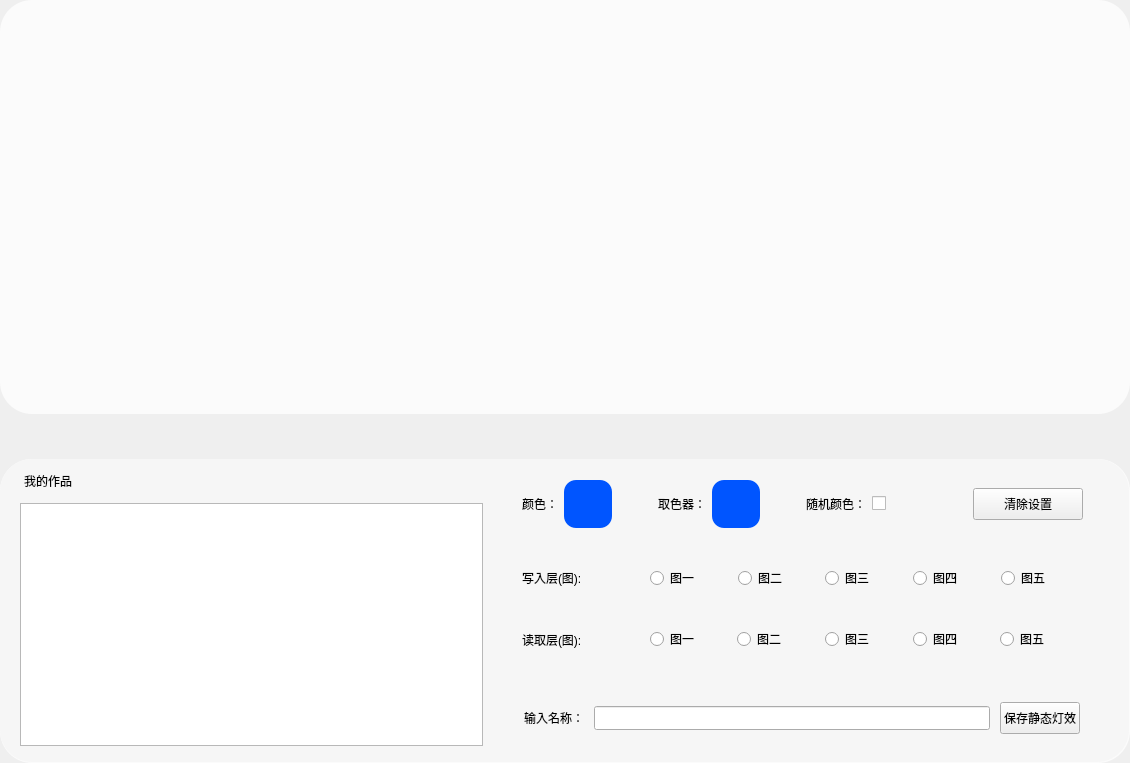
Old version of the form FrameLight.ui in the repository wlffeng2008/AkkoStudio.
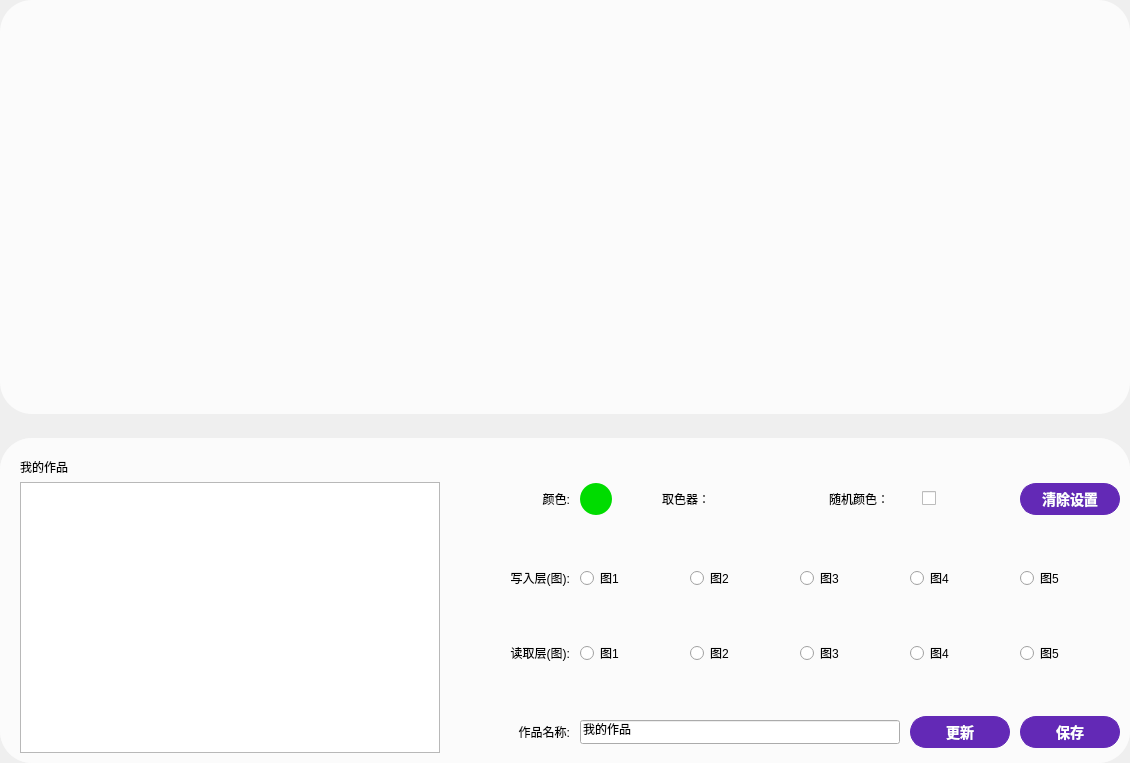
New version of the form. Icons and pictures are not drawn. Custom widgets are drawn as their Qt base class.

Patch:
```diff
--- a/FrameLight.ui
+++ b/FrameLight.ui
@@ -16,14 +16,14 @@
   <property name="styleSheet">
    <string notr="true">#frameT{background-color: #FBFBFB;border-radius:32px;}
 
-#frameLEDBright,#frameLEDSpeed,#frameLEDColor,#frameLEDMode,#frameColList{background-color: #F6F6F6;border-radius:32px;}</string>
+#frameLEDBright,#frameLEDSpeed,#frameLEDColor,#frameLEDMode,#page1,#stackedWidgetB{background-color: #F6F6F6;border-radius:32px;}</string>
   </property>
   <property name="lineWidth">
    <number>0</number>
   </property>
   <layout class="QVBoxLayout" name="verticalLayout" stretch="1,0">
    <property name="spacing">
-    <number>12</number>
+    <number>24</number>
    </property>
    <property name="leftMargin">
     <number>0</number>
@@ -37,7 +37,7 @@
    <property name="bottomMargin">
     <number>0</number>
    </property>
-   <item alignment="Qt::AlignmentFlag::AlignTop">
+   <item>
     <widget class="QFrame" name="frameT">
      <property name="minimumSize">
       <size>
@@ -100,7 +100,7 @@
      <property name="currentIndex">
       <number>1</number>
      </property>
-     <widget class="QWidget" name="page0" native="true">
+     <widget class="QWidget" name="page0">
       <layout class="QHBoxLayout" name="horizontalLayout_2" stretch="1,2,1">
        <property name="spacing">
         <number>24</number>
@@ -238,358 +238,468 @@
       </layout>
      </widget>
      <widget class="QWidget" name="page1">
-      <widget class="QFrame" name="frameColList">
-       <property name="geometry">
-        <rect>
-         <x>0</x>
-         <y>0</y>
-         <width>1129</width>
-         <height>303</height>
-        </rect>
-       </property>
        <property name="styleSheet">
-        <string notr="true"/>
-       </property>
-       <property name="frameShape">
-        <enum>QFrame::Shape::StyledPanel</enum>
+       <string notr="true">            QPushButton {
+                border-radius: 16px;
+                font-size: 14px;
+                font-weight:500;
+                outline: none;
+
+                color: #fff;
+                border: 1px solid #6329B6;
+                background: #6329B6; }
+
+            QPushButton:hover { border: 1px solid #ccc; }</string>
+      </property>
+      <layout class="QVBoxLayout" name="verticalLayout_4">
+       <property name="leftMargin">
+        <number>20</number>
        </property>
-       <property name="frameShadow">
-        <enum>QFrame::Shadow::Raised</enum>
+       <property name="topMargin">
+        <number>20</number>
        </property>
+       <property name="rightMargin">
+        <number>10</number>
+       </property>
+       <property name="bottomMargin">
+        <number>10</number>
+       </property>
+       <item>
        <widget class="QLabel" name="labelTitle1">
-        <property name="geometry">
-         <rect>
-          <x>24</x>
-          <y>12</y>
-          <width>105</width>
-          <height>19</height>
-         </rect>
-        </property>
         <property name="text">
          <string>我的作品</string>
         </property>
        </widget>
-       <widget class="QTreeView" name="treeView">
-        <property name="geometry">
-         <rect>
-          <x>20</x>
-          <y>44</y>
-          <width>463</width>
-          <height>243</height>
-         </rect>
-        </property>
-        <property name="focusPolicy">
-         <enum>Qt::FocusPolicy::NoFocus</enum>
-        </property>
-       </widget>
-       <widget class="QWidget" name="">
-        <property name="geometry">
-         <rect>
-          <x>522</x>
-          <y>102</y>
-          <width>561</width>
-          <height>34</height>
-         </rect>
-        </property>
+       </item>
+       <item>
+        <layout class="QHBoxLayout" name="horizontalLayout_6" stretch="2,3">
+         <property name="spacing">
+          <number>50</number>
+         </property>
+         <item>
+          <widget class="QTableView" name="tableView">
+           <property name="selectionMode">
+            <enum>QAbstractItemView::SelectionMode::SingleSelection</enum>
+           </property>
+           <property name="selectionBehavior">
+            <enum>QAbstractItemView::SelectionBehavior::SelectRows</enum>
+           </property>
+           <property name="showGrid">
+            <bool>false</bool>
+           </property>
+           <attribute name="horizontalHeaderVisible">
+            <bool>false</bool>
+           </attribute>
+           <attribute name="verticalHeaderVisible">
+            <bool>false</bool>
+           </attribute>
+          </widget>
+         </item>
+         <item>
+          <layout class="QVBoxLayout" name="verticalLayout_3">
+           <item>
+            <layout class="QHBoxLayout" name="horizontalLayout_4" stretch="0,1,0,0,1,0,0,1,0,2">
+             <property name="spacing">
+              <number>10</number>
+             </property>
+             <item>
+              <widget class="QLabel" name="labelTitle2">
+               <property name="minimumSize">
+                <size>
+                 <width>80</width>
+                 <height>0</height>
+                </size>
+               </property>
+               <property name="maximumSize">
+                <size>
+                 <width>80</width>
+                 <height>16777215</height>
+                </size>
+               </property>
+               <property name="text">
+                <string>颜色:</string>
+               </property>
+               <property name="alignment">
+                <set>Qt::AlignmentFlag::AlignRight|Qt::AlignmentFlag::AlignTrailing|Qt::AlignmentFlag::AlignVCenter</set>
+               </property>
+              </widget>
+             </item>
+             <item>
+              <widget class="QLabel" name="labelColor">
+               <property name="minimumSize">
+                <size>
+                 <width>32</width>
+                 <height>32</height>
+                </size>
+               </property>
+               <property name="maximumSize">
+                <size>
+                 <width>32</width>
+                 <height>32</height>
+                </size>
+               </property>
+               <property name="cursor">
+                <cursorShape>PointingHandCursor</cursorShape>
+               </property>
+               <property name="styleSheet">
+                <string notr="true">background-color: rgb(0, 220, 0); border-radius:16px; width:24px;height:24px;</string>
+               </property>
+               <property name="text">
+                <string/>
+               </property>
+              </widget>
+             </item>
+             <item>
+              <spacer name="horizontalSpacer_3">
+               <property name="orientation">
+                <enum>Qt::Orientation::Horizontal</enum>
+               </property>
+               <property name="sizeType">
+                <enum>QSizePolicy::Policy::Fixed</enum>
+               </property>
+               <property name="sizeHint" stdset="0">
+                <size>
+                 <width>40</width>
+                 <height>20</height>
+                </size>
+               </property>
+              </spacer>
+             </item>
+             <item>
+              <widget class="QLabel" name="labelTitle3">
+               <property name="text">
+                <string>取色器：</string>
+               </property>
+              </widget>
+             </item>
+             <item>
+              <widget class="QLabel" name="labelPickup">
+               <property name="minimumSize">
+                <size>
+                 <width>24</width>
+                 <height>24</height>
+                </size>
+               </property>
+               <property name="maximumSize">
+                <size>
+                 <width>24</width>
+                 <height>24</height>
+                </size>
+               </property>
+               <property name="cursor">
+                <cursorShape>PointingHandCursor</cursorShape>
+               </property>
+               <property name="styleSheet">
+                <string notr="true"/>
+               </property>
+               <property name="text">
+                <string/>
+               </property>
+               <property name="pixmap">
+                <pixmap resource="res.qrc">:/images/pickup2.png</pixmap>
+               </property>
+               <property name="scaledContents">
+                <bool>true</bool>
+               </property>
+              </widget>
+             </item>
+             <item>
+              <spacer name="horizontalSpacer_4">
+               <property name="orientation">
+                <enum>Qt::Orientation::Horizontal</enum>
+               </property>
+               <property name="sizeType">
+                <enum>QSizePolicy::Policy::Fixed</enum>
+               </property>
+               <property name="sizeHint" stdset="0">
+                <size>
+                 <width>40</width>
+                 <height>20</height>
+                </size>
+               </property>
+              </spacer>
+             </item>
+             <item>
+              <widget class="QLabel" name="labelTitle4">
+               <property name="text">
+                <string>随机颜色：</string>
+               </property>
+              </widget>
+             </item>
+             <item>
+              <widget class="ToggleButton" name="checkBoxRam">
+               <property name="minimumSize">
+                <size>
+                 <width>48</width>
+                 <height>0</height>
+                </size>
+               </property>
+               <property name="maximumSize">
+                <size>
+                 <width>48</width>
+                 <height>16777215</height>
+                </size>
+               </property>
+               <property name="cursor">
+                <cursorShape>PointingHandCursor</cursorShape>
+               </property>
+               <property name="text">
+                <string/>
+               </property>
+              </widget>
+             </item>
+             <item>
+              <spacer name="horizontalSpacer_5">
+               <property name="orientation">
+                <enum>Qt::Orientation::Horizontal</enum>
+               </property>
+               <property name="sizeType">
+                <enum>QSizePolicy::Policy::Fixed</enum>
+               </property>
+               <property name="sizeHint" stdset="0">
+                <size>
+                 <width>40</width>
+                 <height>20</height>
+                </size>
+               </property>
+              </spacer>
+             </item>
+             <item>
+              <widget class="QPushButton" name="pushButtonReset">
+               <property name="minimumSize">
+                <size>
+                 <width>100</width>
+                 <height>32</height>
+                </size>
+               </property>
+               <property name="maximumSize">
+                <size>
+                 <width>100</width>
+                 <height>16777215</height>
+                </size>
+               </property>
+               <property name="cursor">
+                <cursorShape>PointingHandCursor</cursorShape>
+               </property>
+               <property name="text">
+                <string>清除设置</string>
+               </property>
+              </widget>
+             </item>
+            </layout>
+           </item>
+           <item>
         <layout class="QHBoxLayout" name="horizontalLayout">
+             <property name="spacing">
+              <number>10</number>
+             </property>
          <item>
           <widget class="QLabel" name="labelTitle5">
+               <property name="minimumSize">
+                <size>
+                 <width>80</width>
+                 <height>0</height>
+                </size>
+               </property>
+               <property name="maximumSize">
+                <size>
+                 <width>80</width>
+                 <height>16777215</height>
+                </size>
+               </property>
            <property name="text">
             <string>写入层(图):</string>
            </property>
-          </widget>
-         </item>
-         <item>
-          <spacer name="horizontalSpacer">
-           <property name="orientation">
-            <enum>Qt::Orientation::Horizontal</enum>
-           </property>
-           <property name="sizeType">
-            <enum>QSizePolicy::Policy::Fixed</enum>
-           </property>
-           <property name="sizeHint" stdset="0">
-            <size>
-             <width>40</width>
-             <height>20</height>
-            </size>
-           </property>
-          </spacer>
-         </item>
+               <property name="alignment">
+                <set>Qt::AlignmentFlag::AlignRight|Qt::AlignmentFlag::AlignTrailing|Qt::AlignmentFlag::AlignVCenter</set>
+               </property>
+              </widget>
+             </item>
          <item>
           <widget class="QRadioButton" name="radioButtonW0">
+               <property name="cursor">
+                <cursorShape>PointingHandCursor</cursorShape>
+               </property>
            <property name="text">
-            <string>图一</string>
-           </property>
+                <string>图1</string>
+               </property>
+               <attribute name="buttonGroup">
+                <string notr="true">buttonGroupWrite</string>
+               </attribute>
           </widget>
          </item>
          <item>
           <widget class="QRadioButton" name="radioButtonW1">
+               <property name="cursor">
+                <cursorShape>PointingHandCursor</cursorShape>
+               </property>
            <property name="text">
-            <string>图二</string>
-           </property>
+                <string>图2</string>
+               </property>
+               <attribute name="buttonGroup">
+                <string notr="true">buttonGroupWrite</string>
+               </attribute>
           </widget>
          </item>
          <item>
           <widget class="QRadioButton" name="radioButtonW2">
+               <property name="cursor">
+                <cursorShape>PointingHandCursor</cursorShape>
+               </property>
            <property name="text">
-            <string>图三</string>
-           </property>
+                <string>图3</string>
+               </property>
+               <attribute name="buttonGroup">
+                <string notr="true">buttonGroupWrite</string>
+               </attribute>
           </widget>
          </item>
          <item>
           <widget class="QRadioButton" name="radioButtonW3">
+               <property name="cursor">
+                <cursorShape>PointingHandCursor</cursorShape>
+               </property>
            <property name="text">
-            <string>图四</string>
-           </property>
+                <string>图4</string>
+               </property>
+               <attribute name="buttonGroup">
+                <string notr="true">buttonGroupWrite</string>
+               </attribute>
           </widget>
          </item>
          <item>
           <widget class="QRadioButton" name="radioButtonW4">
+               <property name="cursor">
+                <cursorShape>PointingHandCursor</cursorShape>
+               </property>
            <property name="text">
-            <string>图五</string>
-           </property>
+                <string>图5</string>
+               </property>
+               <attribute name="buttonGroup">
+                <string notr="true">buttonGroupWrite</string>
+               </attribute>
           </widget>
          </item>
         </layout>
-       </widget>
-       <widget class="QWidget" name="">
-        <property name="geometry">
-         <rect>
-          <x>522</x>
-          <y>166</y>
-          <width>560</width>
-          <height>29</height>
-         </rect>
-        </property>
+           </item>
+           <item>
         <layout class="QHBoxLayout" name="horizontalLayout_3">
+             <property name="spacing">
+              <number>10</number>
+             </property>
          <item>
           <widget class="QLabel" name="labelTitle6">
+               <property name="minimumSize">
+                <size>
+                 <width>80</width>
+                 <height>0</height>
+                </size>
+               </property>
+               <property name="maximumSize">
+                <size>
+                 <width>80</width>
+                 <height>16777215</height>
+                </size>
+               </property>
            <property name="text">
             <string>读取层(图):</string>
            </property>
-          </widget>
-         </item>
-         <item>
-          <spacer name="horizontalSpacer_2">
-           <property name="orientation">
-            <enum>Qt::Orientation::Horizontal</enum>
-           </property>
-           <property name="sizeType">
-            <enum>QSizePolicy::Policy::Fixed</enum>
-           </property>
-           <property name="sizeHint" stdset="0">
-            <size>
-             <width>40</width>
-             <height>20</height>
-            </size>
-           </property>
-          </spacer>
-         </item>
+               <property name="alignment">
+                <set>Qt::AlignmentFlag::AlignRight|Qt::AlignmentFlag::AlignTrailing|Qt::AlignmentFlag::AlignVCenter</set>
+               </property>
+              </widget>
+             </item>
          <item>
           <widget class="QRadioButton" name="radioButtonR0">
+               <property name="cursor">
+                <cursorShape>PointingHandCursor</cursorShape>
+               </property>
            <property name="text">
-            <string>图一</string>
-           </property>
+                <string>图1</string>
+               </property>
+               <attribute name="buttonGroup">
+                <string notr="true">buttonGroupRead</string>
+               </attribute>
           </widget>
          </item>
          <item>
           <widget class="QRadioButton" name="radioButtonR1">
+               <property name="cursor">
+                <cursorShape>PointingHandCursor</cursorShape>
+               </property>
            <property name="text">
-            <string>图二</string>
-           </property>
+                <string>图2</string>
+               </property>
+               <attribute name="buttonGroup">
+                <string notr="true">buttonGroupRead</string>
+               </attribute>
           </widget>
          </item>
          <item>
           <widget class="QRadioButton" name="radioButtonR2">
+               <property name="cursor">
+                <cursorShape>PointingHandCursor</cursorShape>
+               </property>
            <property name="text">
-            <string>图三</string>
-           </property>
+                <string>图3</string>
+               </property>
+               <attribute name="buttonGroup">
+                <string notr="true">buttonGroupRead</string>
+               </attribute>
           </widget>
          </item>
          <item>
           <widget class="QRadioButton" name="radioButtonR3">
+               <property name="cursor">
+                <cursorShape>PointingHandCursor</cursorShape>
+               </property>
            <property name="text">
-            <string>图四</string>
-           </property>
+                <string>图4</string>
+               </property>
+               <attribute name="buttonGroup">
+                <string notr="true">buttonGroupRead</string>
+               </attribute>
           </widget>
          </item>
          <item>
           <widget class="QRadioButton" name="radioButtonR4">
+               <property name="cursor">
+                <cursorShape>PointingHandCursor</cursorShape>
+               </property>
            <property name="text">
-            <string>图五</string>
-           </property>
+                <string>图5</string>
+               </property>
+               <attribute name="buttonGroup">
+                <string notr="true">buttonGroupRead</string>
+               </attribute>
           </widget>
          </item>
         </layout>
-       </widget>
-       <widget class="QWidget" name="">
-        <property name="geometry">
-         <rect>
-          <x>522</x>
-          <y>20</y>
-          <width>561</width>
-          <height>50</height>
-         </rect>
-        </property>
-        <layout class="QHBoxLayout" name="horizontalLayout_4" stretch="0,1,0,0,1,0,0,1,0,2">
-         <item>
-          <widget class="QLabel" name="labelTitle2">
-           <property name="text">
-            <string>颜色：</string>
-           </property>
-          </widget>
          </item>
          <item>
-          <widget class="QLabel" name="labelColor">
-           <property name="minimumSize">
-            <size>
-             <width>48</width>
-             <height>48</height>
-            </size>
-           </property>
-           <property name="maximumSize">
-            <size>
-             <width>48</width>
-             <height>48</height>
-            </size>
-           </property>
-           <property name="styleSheet">
-            <string notr="true">background-color: rgb(0, 85, 255); border-radius:12px; width:24px;height:24px;</string>
-           </property>
-           <property name="text">
-            <string/>
-           </property>
-          </widget>
-         </item>
-         <item>
-          <spacer name="horizontalSpacer_3">
-           <property name="orientation">
-            <enum>Qt::Orientation::Horizontal</enum>
-           </property>
-           <property name="sizeType">
-            <enum>QSizePolicy::Policy::Fixed</enum>
-           </property>
-           <property name="sizeHint" stdset="0">
-            <size>
-             <width>40</width>
-             <height>20</height>
-            </size>
-           </property>
-          </spacer>
-         </item>
-         <item>
-          <widget class="QLabel" name="labelTitle3">
-           <property name="text">
-            <string>取色器：</string>
-           </property>
-          </widget>
-         </item>
-         <item>
-          <widget class="QLabel" name="labelColor_2">
-           <property name="minimumSize">
-            <size>
-             <width>48</width>
-             <height>48</height>
-            </size>
-           </property>
-           <property name="maximumSize">
-            <size>
-             <width>48</width>
-             <height>48</height>
-            </size>
-           </property>
-           <property name="styleSheet">
-            <string notr="true">background-color: rgb(0, 85, 255); border-radius:12px; width:24px;height:24px;</string>
-           </property>
-           <property name="text">
-            <string/>
-           </property>
-          </widget>
-         </item>
-         <item>
-          <spacer name="horizontalSpacer_4">
-           <property name="orientation">
-            <enum>Qt::Orientation::Horizontal</enum>
-           </property>
-           <property name="sizeType">
-            <enum>QSizePolicy::Policy::Fixed</enum>
-           </property>
-           <property name="sizeHint" stdset="0">
-            <size>
-             <width>40</width>
-             <height>20</height>
-            </size>
-           </property>
-          </spacer>
-         </item>
-         <item>
-          <widget class="QLabel" name="labelTitle4">
-           <property name="text">
-            <string>随机颜色：</string>
-           </property>
-          </widget>
-         </item>
-         <item>
-          <widget class="ToggleButton" name="checkBox">
-           <property name="minimumSize">
-            <size>
-             <width>48</width>
-             <height>0</height>
-            </size>
-           </property>
-           <property name="text">
-            <string/>
-           </property>
-          </widget>
-         </item>
-         <item>
-          <spacer name="horizontalSpacer_5">
-           <property name="orientation">
-            <enum>Qt::Orientation::Horizontal</enum>
-           </property>
-           <property name="sizeType">
-            <enum>QSizePolicy::Policy::Fixed</enum>
-           </property>
-           <property name="sizeHint" stdset="0">
-            <size>
-             <width>40</width>
-             <height>20</height>
-            </size>
-           </property>
-          </spacer>
-         </item>
-         <item>
-          <widget class="QPushButton" name="pushButton">
-           <property name="minimumSize">
-            <size>
-             <width>0</width>
-             <height>32</height>
-            </size>
-           </property>
-           <property name="text">
-            <string>清除设置</string>
-           </property>
-          </widget>
-         </item>
-        </layout>
-       </widget>
-       <widget class="QWidget" name="">
-        <property name="geometry">
-         <rect>
-          <x>524</x>
-          <y>232</y>
-          <width>556</width>
-          <height>54</height>
-         </rect>
-        </property>
-        <layout class="QHBoxLayout" name="horizontalLayout_5" stretch="0,1,0">
+            <layout class="QHBoxLayout" name="horizontalLayout_5" stretch="0,4,0,1">
          <property name="spacing">
           <number>10</number>
          </property>
          <item>
           <widget class="QLabel" name="labelName">
+               <property name="minimumSize">
+                <size>
+                 <width>80</width>
+                 <height>0</height>
+                </size>
+               </property>
+               <property name="maximumSize">
+                <size>
+                 <width>80</width>
+                 <height>16777215</height>
+                </size>
+               </property>
            <property name="text">
-            <string>输入名称：</string>
+                <string>作品名称:</string>
+               </property>
+               <property name="alignment">
+                <set>Qt::AlignmentFlag::AlignRight|Qt::AlignmentFlag::AlignTrailing|Qt::AlignmentFlag::AlignVCenter</set>
            </property>
           </widget>
          </item>
@@ -601,30 +711,73 @@
              <height>24</height>
             </size>
            </property>
+               <property name="text">
+                <string>我的作品</string>
+               </property>
+              </widget>
+             </item>
+             <item>
+              <widget class="QPushButton" name="pushButtonUpdate">
+               <property name="minimumSize">
+                <size>
+                 <width>100</width>
+                 <height>32</height>
+                </size>
+               </property>
+               <property name="maximumSize">
+                <size>
+                 <width>100</width>
+                 <height>16777215</height>
+                </size>
+               </property>
+               <property name="cursor">
+                <cursorShape>PointingHandCursor</cursorShape>
+               </property>
+               <property name="text">
+                <string>更新</string>
+               </property>
           </widget>
          </item>
          <item>
           <widget class="QPushButton" name="pushButtonSave">
            <property name="minimumSize">
             <size>
-             <width>0</width>
+                 <width>100</width>
              <height>32</height>
             </size>
            </property>
+               <property name="maximumSize">
+                <size>
+                 <width>100</width>
+                 <height>16777215</height>
+                </size>
+               </property>
+               <property name="cursor">
+                <cursorShape>PointingHandCursor</cursorShape>
+               </property>
            <property name="text">
-            <string>保存静态灯效</string>
+                <string>保存</string>
            </property>
           </widget>
          </item>
         </layout>
-       </widget>
-      </widget>
+           </item>
+          </layout>
+         </item>
+        </layout>
+       </item>
+      </layout>
      </widget>
     </widget>
    </item>
   </layout>
  </widget>
  <customwidgets>
+  <customwidget>
+   <class>ToggleButton</class>
+   <extends>QCheckBox</extends>
+   <header>togglebutton.h</header>
+  </customwidget>
   <customwidget>
    <class>ModuleEfMode</class>
    <extends>QFrame</extends>
@@ -655,11 +808,6 @@
    <header>modulekeyboard.h</header>
    <container>1</container>
   </customwidget>
-  <customwidget>
-   <class>ToggleButton</class>
-   <extends>QCheckBox</extends>
-   <header>togglebutton.h</header>
-  </customwidget>
  </customwidgets>
  <resources/>
  <connections/>
```
Left out of the diff: 8 changed lines with no effect on the pictures. Lines whose indentation alone changed are shown as unchanged.
